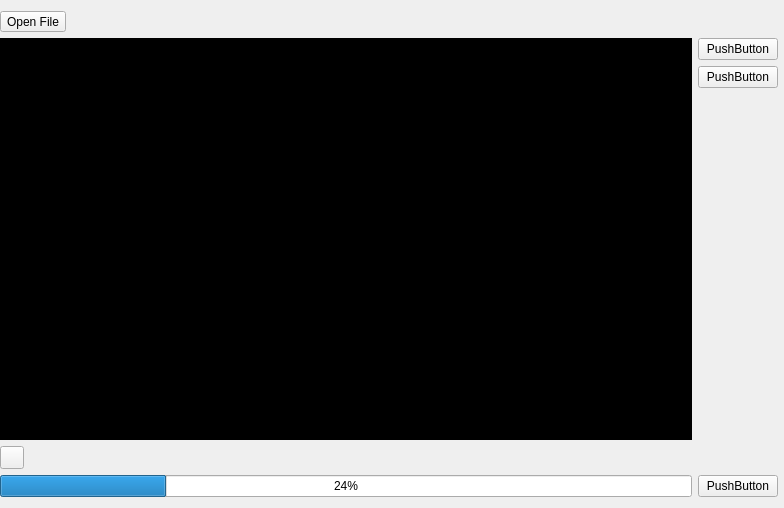
First picture: the form in mainwindow.ui, repository moeoverflow/Animeme-Qt, before the edit.
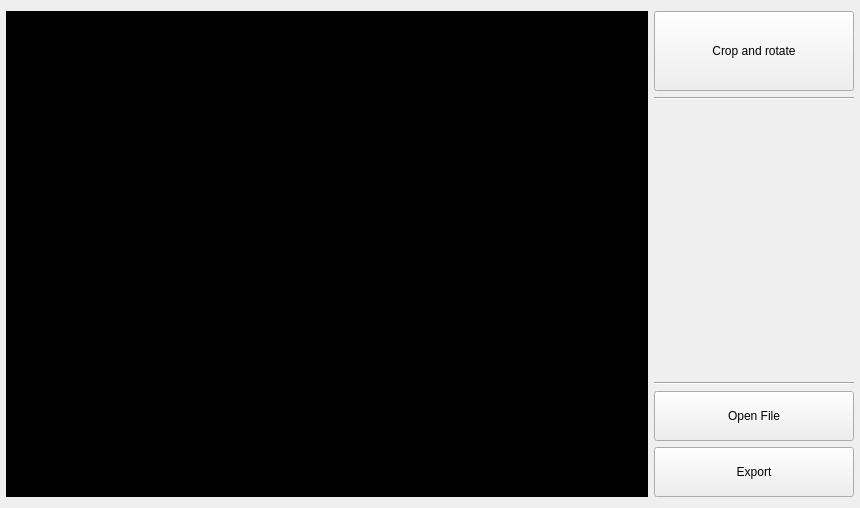
Second picture: the form after the edit.

Commit message: base layout

The edit to the form file:
```diff
--- a/mainwindow.ui
+++ b/mainwindow.ui
@@ -6,7 +6,7 @@
    <rect>
     <x>0</x>
     <y>0</y>
-    <width>784</width>
+    <width>860</width>
     <height>508</height>
    </rect>
   </property>
@@ -22,12 +22,12 @@
    </property>
    <layout class="QGridLayout" name="gridLayout">
     <property name="leftMargin">
-     <number>0</number>
+     <number>6</number>
     </property>
     <property name="rightMargin">
      <number>6</number>
     </property>
-    <item row="1" column="0">
+    <item row="0" column="0">
      <layout class="QHBoxLayout" name="baseLayout">
       <property name="leftMargin">
        <number>0</number>
@@ -37,7 +37,7 @@
         <item>
          <widget class="QLabel" name="playerScreen">
           <property name="sizePolicy">
-           <sizepolicy hsizetype="Preferred" vsizetype="Expanding">
+           <sizepolicy hsizetype="Expanding" vsizetype="Expanding">
             <horstretch>0</horstretch>
             <verstretch>0</verstretch>
            </sizepolicy>
@@ -56,66 +56,35 @@
           </property>
          </widget>
         </item>
-        <item>
-         <layout class="QHBoxLayout" name="horizontalLayout">
-          <item>
-           <widget class="QToolButton" name="toolButton">
-            <property name="enabled">
-             <bool>true</bool>
-            </property>
-            <property name="focusPolicy">
-             <enum>Qt::NoFocus</enum>
-            </property>
-            <property name="text">
-             <string/>
-            </property>
-           </widget>
-          </item>
-          <item>
-           <spacer name="horizontalSpacer">
-            <property name="orientation">
-             <enum>Qt::Horizontal</enum>
-            </property>
-            <property name="sizeHint" stdset="0">
-             <size>
-              <width>40</width>
-              <height>20</height>
-             </size>
-            </property>
-           </spacer>
-          </item>
-         </layout>
-        </item>
-        <item>
-         <widget class="QProgressBar" name="playerProgressBar">
-          <property name="sizePolicy">
-           <sizepolicy hsizetype="Expanding" vsizetype="Fixed">
-            <horstretch>0</horstretch>
-            <verstretch>0</verstretch>
-           </sizepolicy>
-          </property>
-          <property name="value">
-           <number>24</number>
-          </property>
-         </widget>
-        </item>
        </layout>
       </item>
       <item>
        <layout class="QVBoxLayout" name="toolLayout">
         <item>
          <layout class="QVBoxLayout" name="toolBoxLayout">
+          <property name="sizeConstraint">
+           <enum>QLayout::SetDefaultConstraint</enum>
+          </property>
           <item>
-           <widget class="QPushButton" name="pushButton">
+           <widget class="QPushButton" name="cropAndRotateButton">
+            <property name="minimumSize">
+             <size>
+              <width>200</width>
+              <height>80</height>
+             </size>
+            </property>
+            <property name="focusPolicy">
+             <enum>Qt::NoFocus</enum>
+            </property>
             <property name="text">
-             <string>PushButton</string>
+             <string>Crop and rotate</string>
             </property>
            </widget>
           </item>
           <item>
-           <widget class="QPushButton" name="pushButton_2">
-            <property name="text">
-             <string>PushButton</string>
+           <widget class="Line" name="line">
+            <property name="orientation">
+             <enum>Qt::Horizontal</enum>
             </property>
            </widget>
           </item>
@@ -134,12 +103,44 @@
           </item>
          </layout>
         </item>
+        <item>
+         <widget class="Line" name="line_2">
+          <property name="orientation">
+           <enum>Qt::Horizontal</enum>
+          </property>
+         </widget>
+        </item>
         <item>
          <layout class="QVBoxLayout" name="verticalLayout_4">
           <item>
-           <widget class="QPushButton" name="pushButton_3">
+           <widget class="QPushButton" name="openFileButton">
+            <property name="minimumSize">
+             <size>
+              <width>0</width>
+              <height>50</height>
+             </size>
+            </property>
+            <property name="focusPolicy">
+             <enum>Qt::NoFocus</enum>
+            </property>
             <property name="text">
-             <string>PushButton</string>
+             <string>Open File</string>
+            </property>
+           </widget>
+          </item>
+          <item>
+           <widget class="QPushButton" name="exportButton">
+            <property name="minimumSize">
+             <size>
+              <width>0</width>
+              <height>50</height>
+             </size>
+            </property>
+            <property name="focusPolicy">
+             <enum>Qt::NoFocus</enum>
+            </property>
+            <property name="text">
+             <string>Export</string>
             </property>
            </widget>
           </item>
@@ -149,13 +150,6 @@
       </item>
      </layout>
     </item>
-    <item row="0" column="0">
-     <widget class="QToolButton" name="openFileButton">
-      <property name="text">
-       <string>Open File</string>
-      </property>
-     </widget>
-    </item>
    </layout>
   </widget>
  </widget>
```
The commit also changes 3 other files.
